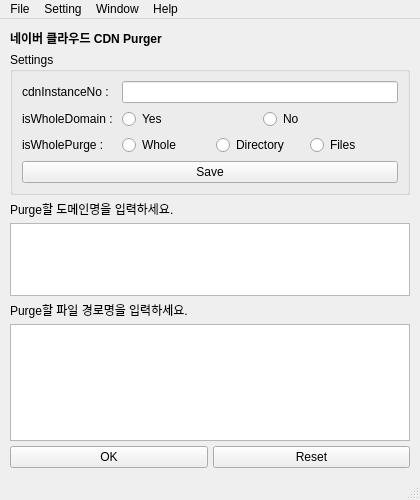
This is res/ui/MainWindow.ui in homubee/Ncloud-CdnPurger as Qt 5 draws it before an edit. The edited form follows.
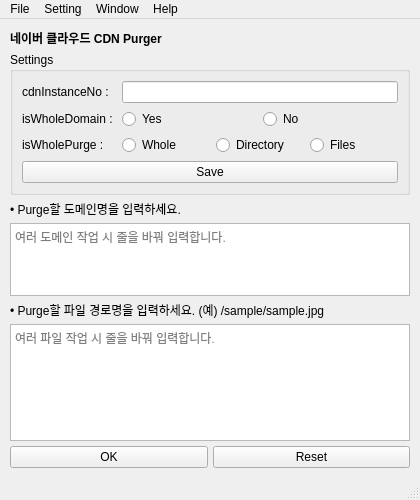
This is the edited form.

Diff of the .ui file:
```diff
--- a/res/ui/MainWindow.ui
+++ b/res/ui/MainWindow.ui
@@ -154,22 +154,30 @@
     <item>
      <widget class="QLabel" name="label_domainEdit">
       <property name="text">
-       <string>Purge할 도메인명을 입력하세요.</string>
+       <string>• Purge할 도메인명을 입력하세요.</string>
       </property>
      </widget>
     </item>
     <item>
-     <widget class="QPlainTextEdit" name="domainEdit"/>
+     <widget class="QPlainTextEdit" name="domainEdit">
+      <property name="placeholderText">
+       <string>여러 도메인 작업 시 줄을 바꿔 입력합니다.</string>
+      </property>
+     </widget>
     </item>
     <item>
      <widget class="QLabel" name="label_pathEdit">
       <property name="text">
-       <string>Purge할 파일 경로명을 입력하세요.</string>
+       <string>• Purge할 파일 경로명을 입력하세요. (예) /sample/sample.jpg</string>
       </property>
      </widget>
     </item>
     <item>
-     <widget class="QPlainTextEdit" name="pathEdit"/>
+     <widget class="QPlainTextEdit" name="pathEdit">
+      <property name="placeholderText">
+       <string>여러 파일 작업 시 줄을 바꿔 입력합니다.</string>
+      </property>
+     </widget>
     </item>
     <item>
      <layout class="QHBoxLayout" name="submitButtonLayout" stretch="0,0">
```
